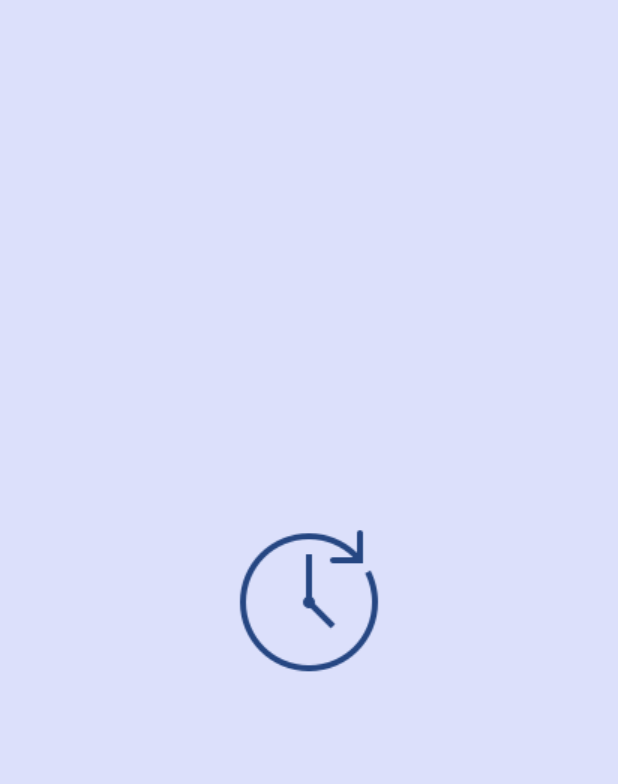
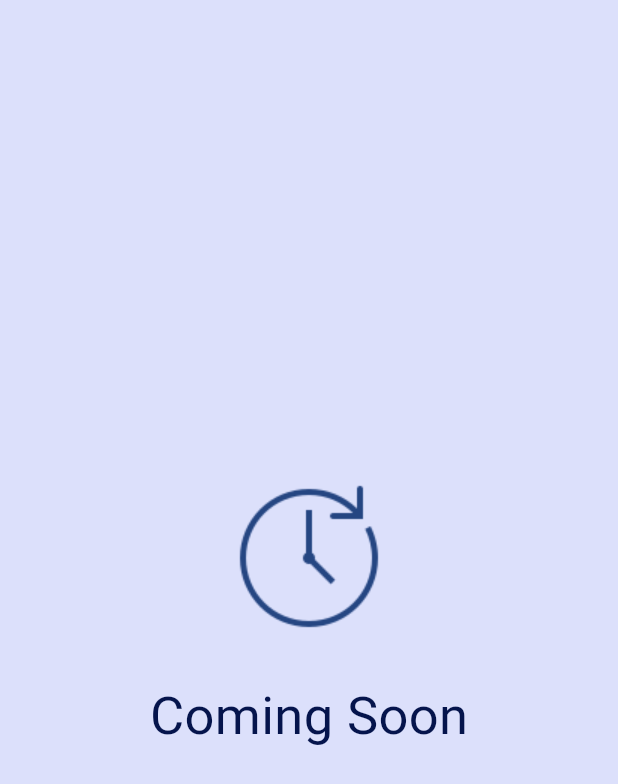
Before and after one commit to AthiraaAthi/project_way, a Flutter app: the ComingSoonScreen screen opened directly, on a phone screen of 412 x 824 dp. Shown: the top 784 px of the screen. Run offline on Flutter 3.47's test engine with Material 3 defaults, Android fonts, the phone set to English and light mode, and no system bars; our stand-ins replace carousel_slider, pinput.

Commit message:
completed coming soon screen

```diff
--- a/lib/view/coming_soon_screen/comingsoon_screen.dart
+++ b/lib/view/coming_soon_screen/comingsoon_screen.dart
@@ -14,7 +14,16 @@ class ComingSoonScreen extends StatelessWidget {
           mainAxisAlignment: MainAxisAlignment.center,
           children: [
             Image.asset(ImageConstant.ComingSoon),
-            Text(""),
+            SizedBox(
+              height: 30,
+            ),
+            Text(
+              "Coming Soon",
+              style: TextStyle(
+                  color: ColorConstant.defIndigo,
+                  fontWeight: FontWeight.w400,
+                  fontSize: 35),
+            ),
           ],
         ),
       ),
```
